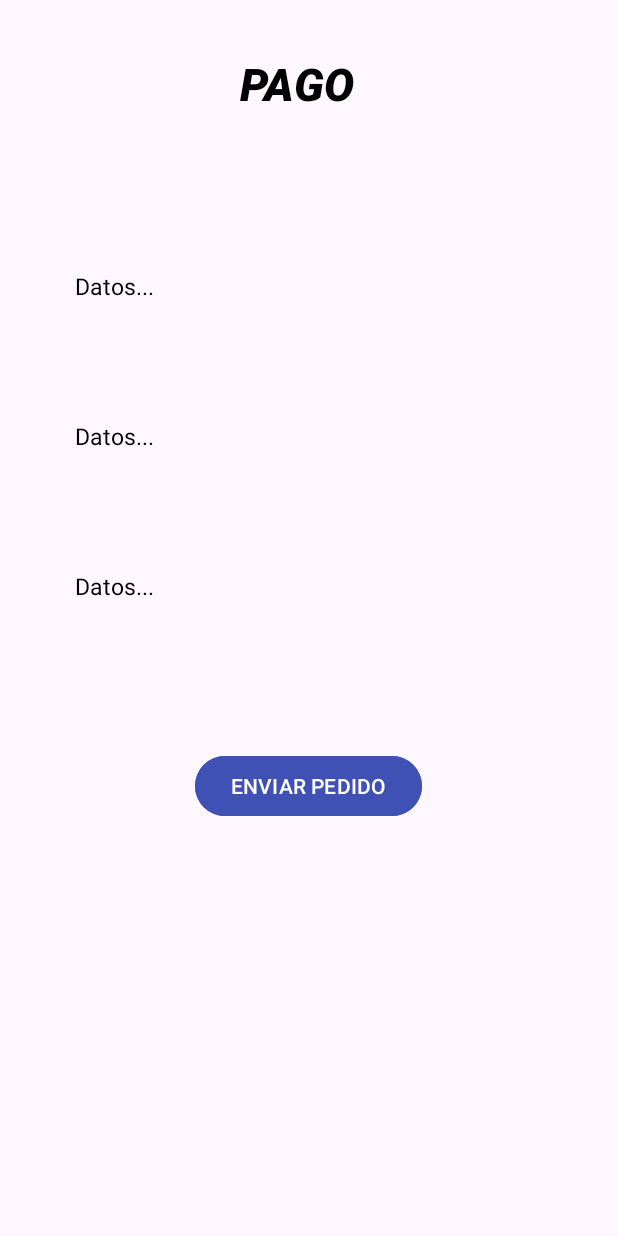
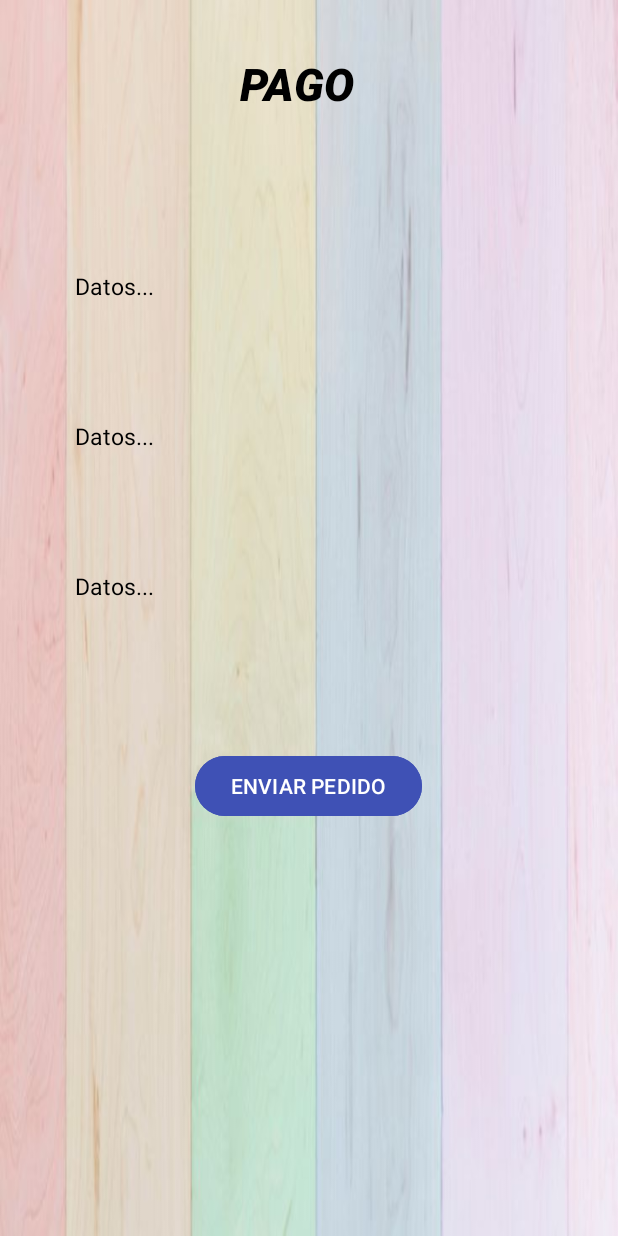
Before and after one commit to Gupe024/Ordinario, an Android app: the MainActivity6 screen opened directly, with no data from a screen before it, on a phone screen of 412 x 824 dp. Run offline under Robolectric (Android 15) with nearby library versions, the phone set to English and light mode, and no system bars.

Commit message:
ultimas modificaciones

```diff
--- a/app/src/main/java/com/example/jugueteriaapp/MainActivity4.java
+++ b/app/src/main/java/com/example/jugueteriaapp/MainActivity4.java
@@ -51,14 +51,11 @@ public class MainActivity4 extends AppCompatActivity {
         imagen3 = findViewById(R.id.Imagen3);
         subtitulo3 = findViewById(R.id.Subtitulo3);
 
-        // Leer la categoría seleccionada de SharedPreferences
         SharedPreferences sharedPreferences = getSharedPreferences("Preferencias", Context.MODE_PRIVATE);
         String categoriaSeleccionada = sharedPreferences.getString("categoriaSeleccionada", "");
 
-        // Cargar productos según la categoría seleccionada
         cargarProductosPorCategoria(categoriaSeleccionada);
 
-        // Asignar listeners a las imágenes
         asignarListeners();
     }
 
--- a/app/src/main/java/com/example/jugueteriaapp/MainActivity5.java
+++ b/app/src/main/java/com/example/jugueteriaapp/MainActivity5.java
@@ -80,7 +80,7 @@ public class MainActivity5 extends AppCompatActivity {
         buttonComprar.setOnClickListener(new View.OnClickListener() {
             @Override
             public void onClick(View v) {
-                // Realizar la compra
+
                 realizarCompra();
             }
         });
@@ -88,7 +88,7 @@ public class MainActivity5 extends AppCompatActivity {
         buttonPagar.setOnClickListener(new View.OnClickListener() {
             @Override
             public void onClick(View v) {
-                // Realizar el pago
+
                 realizarPago();
             }
         });
@@ -96,7 +96,7 @@ public class MainActivity5 extends AppCompatActivity {
         Anterior.setOnClickListener(new View.OnClickListener() {
             @Override
             public void onClick(View v) {
-                // Volver a MainActivity4
+
                 finish();
             }
         });
--- a/app/src/main/res/layout/activity_main6.xml
+++ b/app/src/main/res/layout/activity_main6.xml
@@ -5,6 +5,7 @@
     android:id="@+id/main"
     android:layout_width="match_parent"
     android:layout_height="match_parent"
+    android:background="@drawable/fondo6"
     tools:context=".MainActivity6">
 
     <TextView
```
